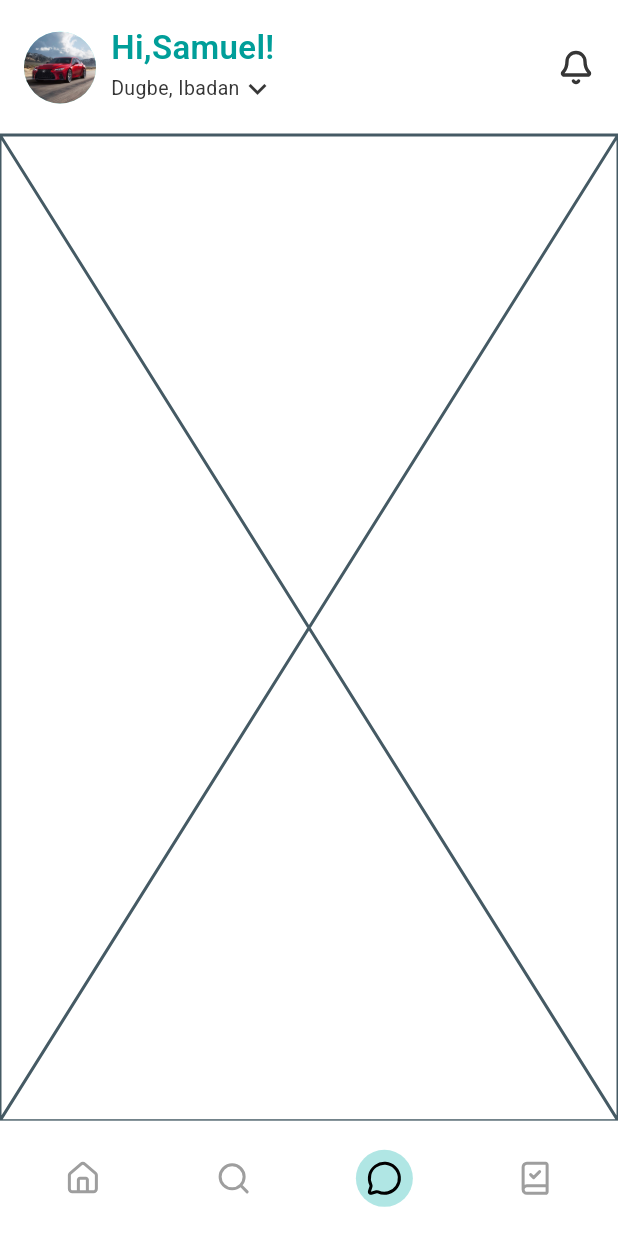
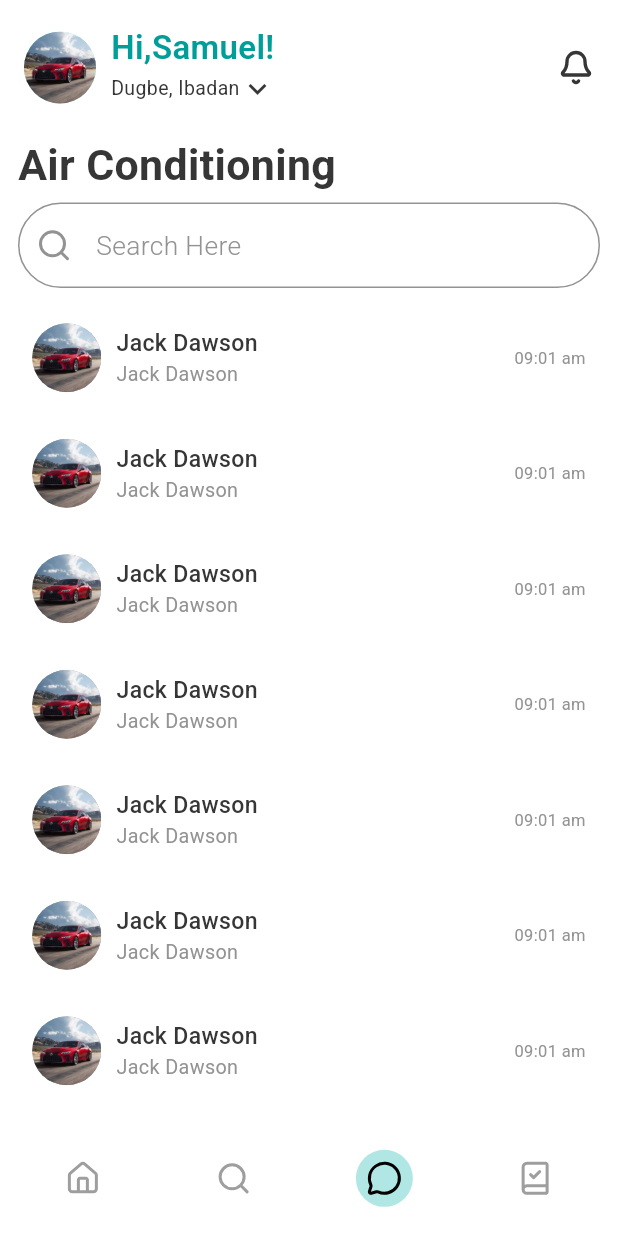
Before and after one commit to smnasimahmed/go_connect, a Flutter app: the screen it shows after launch, item 3 of the bottom bar chosen, on a phone screen of 412 x 824 dp. Run offline on Flutter 3.47's test engine with Material 3 defaults, Android fonts, the phone set to English and light mode, and no system bars; our stand-ins replace carousel_slider, dotted_line, flutter_rating_bar, flutter_svg, geocoding, geolocator and 7 more; missing offline and left inert: multi_image_picker_view.

Commit message:
chat page UI Completed

```diff
--- a/lib/chat_screen/chat_page.dart
+++ b/lib/chat_screen/chat_page.dart
@@ -1,10 +1,110 @@
 import 'package:flutter/material.dart';
+import 'package:flutter_svg/flutter_svg.dart';
+import 'package:get/get.dart';
+import 'package:go_connect/chat_screen/controller/chat_page_controller.dart';
+import 'package:go_connect/constant/const_colour.dart';
+import 'package:go_connect/constant/const_icons.dart';
+import 'package:go_connect/constant/const_string.dart';
+import 'package:go_connect/custom_widget/app_image/app_image_circular.dart';
+import 'package:go_connect/custom_widget/custom_formField.dart';
+import 'package:go_connect/custom_widget/custom_text.dart';
+import 'package:go_connect/utils/appSize.dart';
 
 class ChatPage extends StatelessWidget {
   const ChatPage({super.key});
 
   @override
   Widget build(BuildContext context) {
-    return const Placeholder();
+    return GetBuilder(
+      init: ChatPageController(),
+      builder: (controller) {
+        return Scaffold(
+          appBar: AppBar(
+            shadowColor: Colors.white,
+            backgroundColor: Colors.white,
+            foregroundColor: Colors.white,
+            surfaceTintColor: Colors.white,
+            toolbarHeight: 110,
+            flexibleSpace: Padding(
+              padding: const EdgeInsets.symmetric(horizontal: 12.0),
+              child: Column(
+                mainAxisAlignment: MainAxisAlignment.start,
+                crossAxisAlignment: CrossAxisAlignment.start,
+                children: [
+                  Customtext(
+                    title: ConstString.airConditioning,
+                    textSize: AppSize.width(value: 26),
+                    fontWeight: FontWeight.w700,
+                  ),
+                  CustomTextFormField(
+                    fromTitle: '',
+                    hintText: Customtext(
+                      title: ConstString.searchHere,
+                      textSize: AppSize.width(value: 16),
+                      textColor: ConstColour.cardBorderColour,
+                      fontWeight: FontWeight.w300,
+                    ),
+                    textController: controller.searchController,
+                    validator: (_) => null,
+                    prefixIcon: Padding(
+                      padding: const EdgeInsets.all(12.0),
+                      child: SvgPicture.asset(ConstIcons.searchIcon),
+                    ),
+                  ),
+                ],
+              ),
+            ),
+          ),
+          body: ListView.builder(
+            padding: EdgeInsets.symmetric(horizontal: 12),
+            itemCount: 12,
+            itemBuilder: (context, index) => Padding(
+              padding: const EdgeInsets.symmetric(vertical: 6.0),
+              child: InkWell(
+                onTap: () {},
+                child: Container(
+                  padding: EdgeInsets.all(9.5),
+                  child: Row(
+                    children: [
+                      AppImageCircular(
+                        path: 'assets/images/car.png',
+                        height: 46,
+                        width: 46,
+                      ),
+                      SizedBox(width: 10),
+                      Column(
+                        mainAxisSize: MainAxisSize.min,
+                        mainAxisAlignment: MainAxisAlignment.center,
+                        crossAxisAlignment: CrossAxisAlignment.start,
+                        children: [
+                          Customtext(
+                            title: 'Jack Dawson',
+                            textSize: AppSize.width(value: 14),
+                            fontWeight: FontWeight.w500,
+                          ),
+                          Customtext(
+                            title: 'Jack Dawson',
+                            textSize: AppSize.width(value: 12),
+                            fontWeight: FontWeight.w400,
+                            textColor: ConstColour.cardBorderColour,
+                          ),
+                        ],
+                      ),
+                      Spacer(),
+                      Customtext(
+                        title: '09:01 am',
+                        textSize: AppSize.width(value: 10),
+                        fontWeight: FontWeight.w400,
+                        textColor: ConstColour.cardBorderColour,
+                      ),
+                    ],
+                  ),
+                ),
+              ),
+            ),
+          ),
+        );
+      },
+    );
   }
 }
--- a/lib/chat_screen/controller/chat_page_controller.dart
+++ b/lib/chat_screen/controller/chat_page_controller.dart
@@ -1,3 +1,6 @@
+import 'package:flutter/widgets.dart';
 import 'package:get/get.dart';
 
-class ChatPageController extends GetxController {}
+class ChatPageController extends GetxController {
+  TextEditingController searchController = TextEditingController();
+}
--- a/lib/constant/const_icons.dart
+++ b/lib/constant/const_icons.dart
@@ -32,4 +32,5 @@ class ConstIcons {
   static const String starIcon = 'assets/icons/starIcon.svg';
   static const String filterIcon = 'assets/icons/filterIcon.svg';
   static const String sortIcon = 'assets/icons/sortIcon.svg';
+  static const String searchIcon = 'assets/icons/searchIcon.svg';
 }
--- a/lib/constant/const_string.dart
+++ b/lib/constant/const_string.dart
@@ -244,4 +244,8 @@ class ConstString {
   static const String ongoing = 'Ongoing';
   static const String completed = 'Completed';
   static const String cancelled = 'Cancelled';
+
+  ///////////////////////// Messages  ///////////////////////////////
+  static const String messages = 'Messages';
+  static const String searchHere = 'Search Here';
 }
--- a/lib/custom_widget/custom_formField.dart
+++ b/lib/custom_widget/custom_formField.dart
@@ -12,6 +12,7 @@ class CustomTextFormField extends StatelessWidget {
   final TextEditingController textController;
   final String? Function(String?) validator;
   final Color? backgroundColor;
+  final Widget? prefixIcon;
 
   const CustomTextFormField({
     super.key,
@@ -23,6 +24,7 @@ class CustomTextFormField extends StatelessWidget {
     this.backgroundColor,
     required this.textController,
     required this.validator,
+    this.prefixIcon,
   });
 
   @override
@@ -32,7 +34,9 @@ class CustomTextFormField extends StatelessWidget {
       child: Column(
         crossAxisAlignment: CrossAxisAlignment.start,
         children: [
-          Customtext(
+          fromTitle == ''
+              ? SizedBox.shrink()
+              : Customtext(
                   top: 5,
                   bottom: 2,
                   title: fromTitle,
@@ -55,6 +59,7 @@ class CustomTextFormField extends StatelessWidget {
             keyboardType: numaric ? TextInputType.number : null,
             cursorColor: ConstColour.primaryColor,
             decoration: InputDecoration(
+              prefixIcon: prefixIcon,
               filled: backgroundColor != null,
               fillColor: backgroundColor,
               hoverColor: ConstColour.primaryColor,
--- a/lib/search_screen/search_page.dart
+++ b/lib/search_screen/search_page.dart
@@ -35,7 +35,7 @@ class SearchPage extends StatelessWidget {
                 shrinkWrap: true,
                 physics: const NeverScrollableScrollPhysics(),
                 itemCount: 6,
-                itemBuilder: (context, index) => InkWell(
+                itemBuilder: (context, index) => GestureDetector(
                   onTap: () {},
                   child: Padding(
                     padding: const EdgeInsets.symmetric(vertical: 12.0),
```
Also changed, not shown: assets/icons/searchIcon.svg (added). Lines whose indentation alone changed are shown as unchanged.
